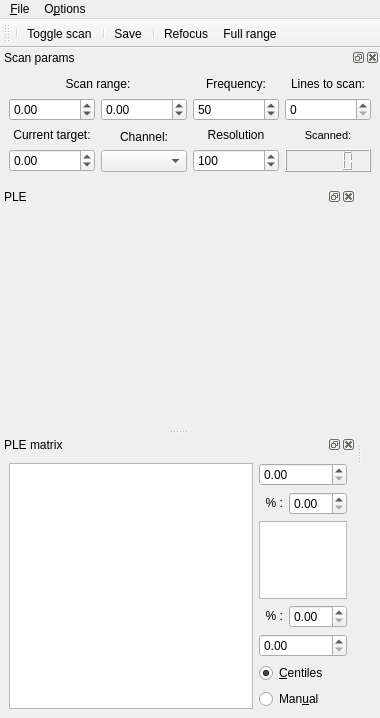
The window that src/qudi/gui/ple/ple_gui.ui (bbuusshh/scudi) describes before a commit, drawn with Qt 5.
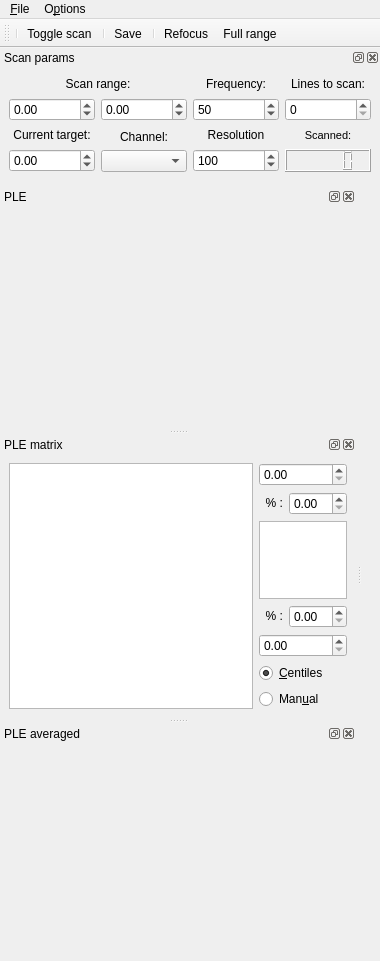
The same window after the commit. Icons and pictures are not drawn. Custom widgets are drawn as their Qt base class.

What changed in the file:
```diff
--- a/src/qudi/gui/ple/ple_gui.ui
+++ b/src/qudi/gui/ple/ple_gui.ui
@@ -567,6 +567,37 @@
     </layout>
    </widget>
   </widget>
+  <widget class="QDockWidget" name="ple_averaged_dockWidget">
+   <property name="features">
+    <set>QDockWidget::AllDockWidgetFeatures</set>
+   </property>
+   <property name="windowTitle">
+    <string>PLE averaged</string>
+   </property>
+   <attribute name="dockWidgetArea">
+    <number>1</number>
+   </attribute>
+   <widget class="QWidget" name="dockWidgetContents">
+    <layout class="QGridLayout" name="gridLayout_5">
+     <item row="0" column="0">
+      <widget class="QWidget" name="ple_averaged_widget" native="true">
+       <property name="sizePolicy">
+        <sizepolicy hsizetype="Expanding" vsizetype="Expanding">
+         <horstretch>0</horstretch>
+         <verstretch>0</verstretch>
+        </sizepolicy>
+       </property>
+       <property name="minimumSize">
+        <size>
+         <width>0</width>
+         <height>200</height>
+        </size>
+       </property>
+      </widget>
+     </item>
+    </layout>
+   </widget>
+  </widget>
   <action name="action_Settings">
    <property name="icon">
     <iconset>
```
Left out of the diff: 5 changed lines with no effect on the pictures.
